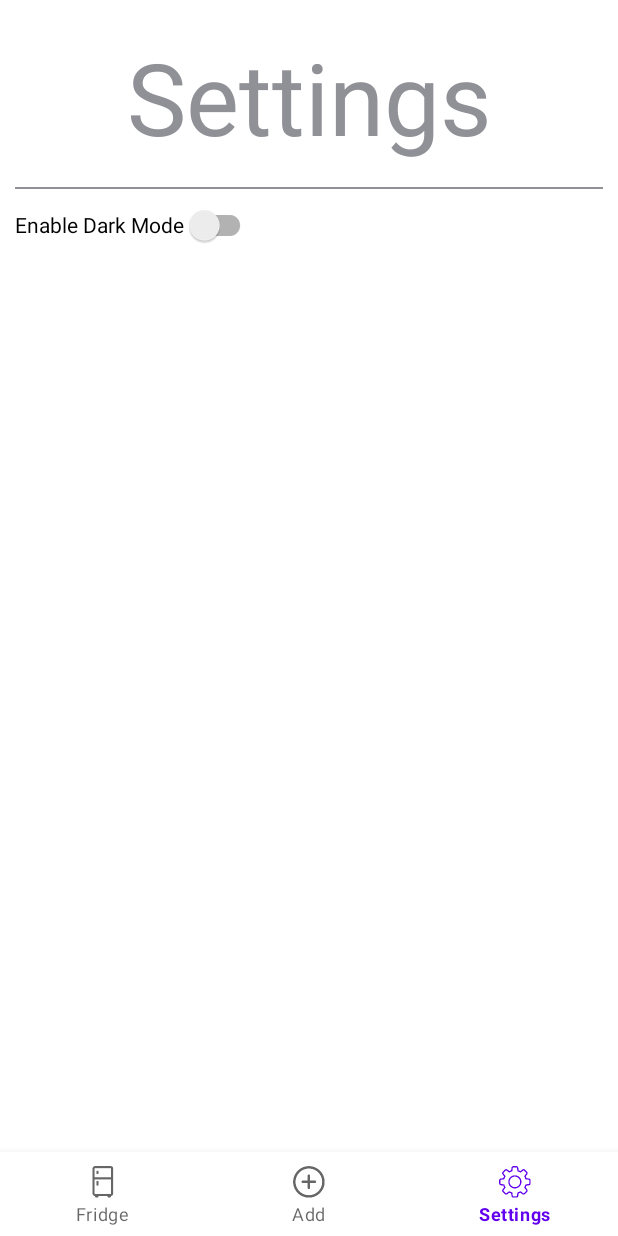
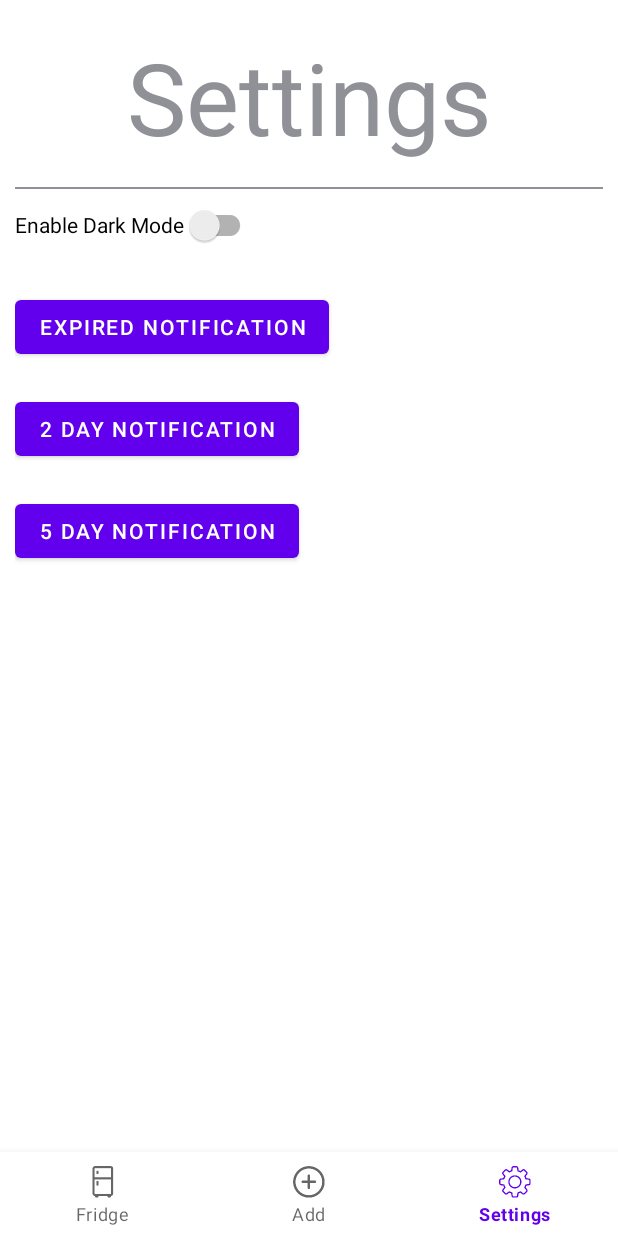
Before and after one commit to Melvin-D01/GroceryManager, an Android app: the SettingsFragment screen opened through its navigation route, on a phone screen of 412 x 824 dp. Run offline under Robolectric (Android 15) with nearby library versions, the phone set to English and light mode, and no system bars; our stand-ins replace navigation-ui.

Commit message:
Added notifications for expiring foods. Fixed bug in edit screen that broke the DB.

```diff
--- a/app/src/main/java/project/stn991614740/grocerymanagerapp/MainActivity.kt
+++ b/app/src/main/java/project/stn991614740/grocerymanagerapp/MainActivity.kt
@@ -1,6 +1,10 @@
 package project.stn991614740.grocerymanagerapp
 
+import android.app.AlarmManager
+import android.app.PendingIntent
 import android.content.Context
+import android.content.Intent
+import android.os.Build
 import android.os.Bundle
 import androidx.appcompat.app.AppCompatActivity
 import androidx.navigation.findNavController
@@ -13,6 +17,8 @@ import android.view.View
 import androidx.appcompat.app.AppCompatDelegate
 import project.stn991614740.grocerymanagerapp.databinding.ActivityMainBinding
 import com.google.android.material.bottomnavigation.BottomNavigationView
+import java.util.*
+
 
 class MainActivity : AppCompatActivity() {
 
@@ -20,8 +26,11 @@ class MainActivity : AppCompatActivity() {
     private lateinit var binding: ActivityMainBinding
     private lateinit var bottomNavigationView: BottomNavigationView
 
+
     override fun onCreate(savedInstanceState: Bundle?) {
         super.onCreate(savedInstanceState)
+
+        setupDailyAlarms()
 
         // Load the setting
         val sharedPreferences = this.getSharedPreferences("MyPreferences", Context.MODE_PRIVATE)
@@ -88,4 +97,49 @@ class MainActivity : AppCompatActivity() {
         val navController = findNavController(R.id.nav_host_fragment_content_main)
         return navController.navigateUp(appBarConfiguration) || super.onSupportNavigateUp()
     }
+
+    companion object {
+        fun setupDailyAlarm(context: Context, receiverClass: Class<*>, hour: Int, minute: Int, requestCode: Int) {
+            val alarmManager = context.getSystemService(Context.ALARM_SERVICE) as AlarmManager
+            val intent = Intent(context, receiverClass)
+            val pendingIntent = PendingIntent.getBroadcast(context, requestCode, intent,
+                if (Build.VERSION.SDK_INT >= Build.VERSION_CODES.S) PendingIntent.FLAG_IMMUTABLE else 0
+            )
+
+            val calendar: Calendar = Calendar.getInstance().apply {
+                timeInMillis = System.currentTimeMillis()
+                set(Calendar.HOUR_OF_DAY, hour)
+                set(Calendar.MINUTE, minute)
+            }
+
+            // If the calendar is set to a time before the current time, increment the day to the next day
+            if (calendar.timeInMillis <= System.currentTimeMillis()) {
+                calendar.add(Calendar.DAY_OF_YEAR, 1)
+            }
+
+            // Set the alarm to start at approximately the specified hour and minute, and repeat every day.
+            if (Build.VERSION.SDK_INT >= Build.VERSION_CODES.M) {
+                alarmManager.setExactAndAllowWhileIdle(
+                    AlarmManager.RTC_WAKEUP,
+                    calendar.timeInMillis,
+                    pendingIntent
+                )
+            } else {
+                alarmManager.setExact(
+                    AlarmManager.RTC_WAKEUP,
+                    calendar.timeInMillis,
+                    pendingIntent
+                )
+            }
+        }
+    }
+
+
+    private fun setupDailyAlarms() {
+        MainActivity.setupDailyAlarm(this, ExpiryCheckReceiver::class.java, 15, 25, 0)
+        MainActivity.setupDailyAlarm(this, TwoDayToExpireCheckReceiver::class.java, 15 , 27, 1)
+        MainActivity.setupDailyAlarm(this, FiveDayToExpireCheckReceiver::class.java, 15, 30, 2)
+    }
+
+
 }
--- a/app/src/main/java/project/stn991614740/grocerymanagerapp/SettingsFragment.kt
+++ b/app/src/main/java/project/stn991614740/grocerymanagerapp/SettingsFragment.kt
@@ -1,14 +1,13 @@
 package project.stn991614740.grocerymanagerapp
 
 import android.content.Context
+import android.content.Intent
 import android.os.Bundle
 import androidx.fragment.app.Fragment
 import android.view.LayoutInflater
 import android.view.View
 import android.view.ViewGroup
 import androidx.appcompat.app.AppCompatDelegate
-import androidx.appcompat.widget.SwitchCompat
-import project.stn991614740.grocerymanagerapp.databinding.FragmentFridgeBinding
 import project.stn991614740.grocerymanagerapp.databinding.FragmentSettingsBinding
 
 
@@ -55,6 +54,22 @@ class SettingsFragment : Fragment() {
                 AppCompatDelegate.setDefaultNightMode(AppCompatDelegate.MODE_NIGHT_NO)
             }
         }
+
+        binding.buttonSendNotification.setOnClickListener {
+            val intent = Intent(requireContext(), ExpiryCheckReceiver::class.java)
+            context?.sendBroadcast(intent)
+        }
+
+        binding.buttonSendNotification2.setOnClickListener {
+            val intent = Intent(requireContext(), TwoDayToExpireCheckReceiver::class.java)
+            context?.sendBroadcast(intent)
+        }
+
+        binding.buttonSendNotification3.setOnClickListener {
+            val intent = Intent(requireContext(), TwoDayToExpireCheckReceiver::class.java)
+            context?.sendBroadcast(intent)
+        }
+
     }
 
 }
--- a/app/src/main/res/layout/fragment_settings.xml
+++ b/app/src/main/res/layout/fragment_settings.xml
@@ -32,4 +32,25 @@
         android:layout_height="wrap_content"
         android:text="Enable Dark Mode"/>
 
+    <Button
+        android:id="@+id/button_send_notification"
+        android:layout_width="wrap_content"
+        android:layout_height="wrap_content"
+        android:text="Expired Notification"
+        android:layout_marginTop="20dp"/>
+
+    <Button
+        android:id="@+id/button_send_notification2"
+        android:layout_width="wrap_content"
+        android:layout_height="wrap_content"
+        android:text="2 Day Notification"
+        android:layout_marginTop="20dp"/>
+
+    <Button
+        android:id="@+id/button_send_notification3"
+        android:layout_width="wrap_content"
+        android:layout_height="wrap_content"
+        android:text="5 Day Notification"
+        android:layout_marginTop="20dp"/>
+
 </LinearLayout>
--- a/app/src/main/res/values/arrays.xml
+++ b/app/src/main/res/values/arrays.xml
@@ -5,14 +5,14 @@
         <item>Category (A-Z)</item>
         <item>Category (Z-A)</item>
         <item>Expiring soon (5 Days)</item>
-        <item>Expiring Now (2 Day)</item>
+        <item>Expiring Now (2 Days)</item>
         <item>Expired</item>
     </string-array>
     <string-array name="sort_array_date_only">
         <item>Date (Soonest)</item>
         <item>Date (Furthest)</item>
         <item>Expiring soon (5 Days)</item>
-        <item>Expiring Now (2 Day)</item>
+        <item>Expiring Now (2 Days)</item>
         <item>Expired</item>
     </string-array>
     <string-array name="cat_array">
```
Also changed, not shown: app/src/main/AndroidManifest.xml (+16 -0 lines), app/src/main/java/project/stn991614740/grocerymanagerapp/BootReceiver.kt (added, +54 -0 lines), app/src/main/java/project/stn991614740/grocerymanagerapp/ExpiryCheckReceiver.kt (added, +59 -0 lines), app/src/main/java/project/stn991614740/grocerymanagerapp/FiveDayToExpireCheckReceiver.kt (added, +74 -0 lines), app/src/main/java/project/stn991614740/grocerymanagerapp/FridgeFragment.kt (+4 -4 lines), app/src/main/java/project/stn991614740/grocerymanagerapp/MyAdapter.kt (+25 -7 lines), app/src/main/java/project/stn991614740/grocerymanagerapp/TwoDayToExpireCheckReceiver.kt (added, +74 -0 lines).
